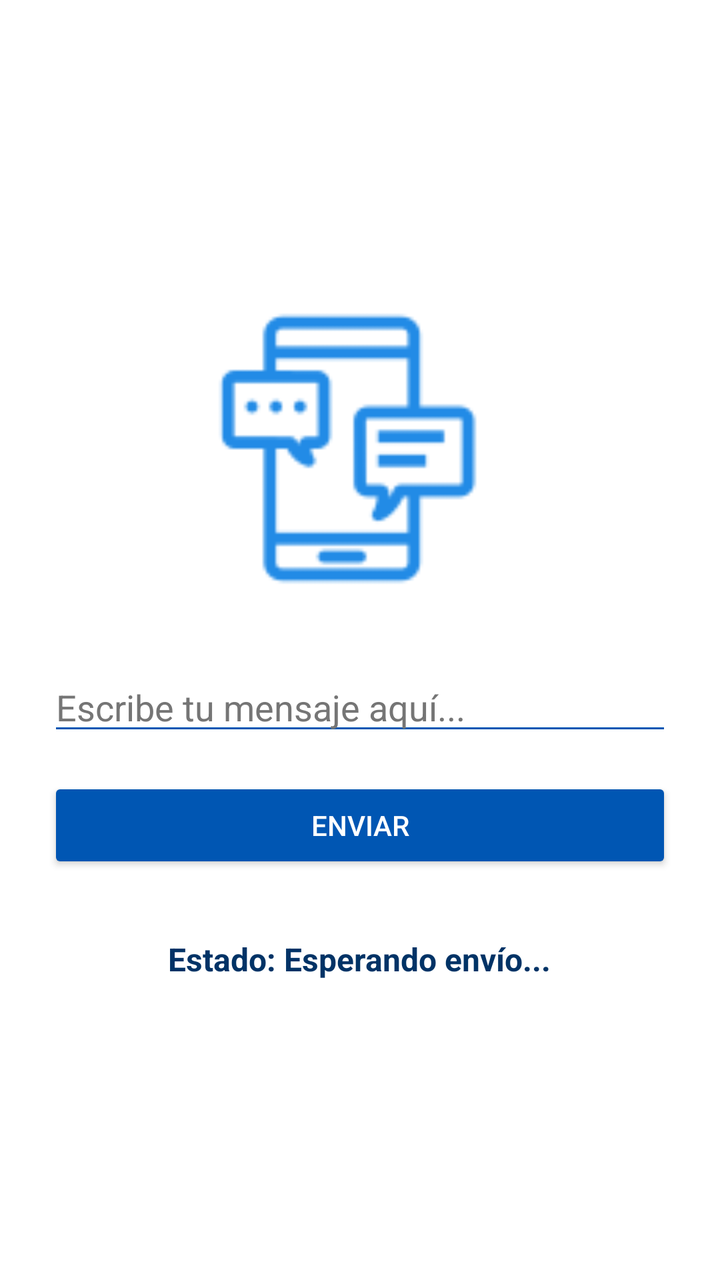
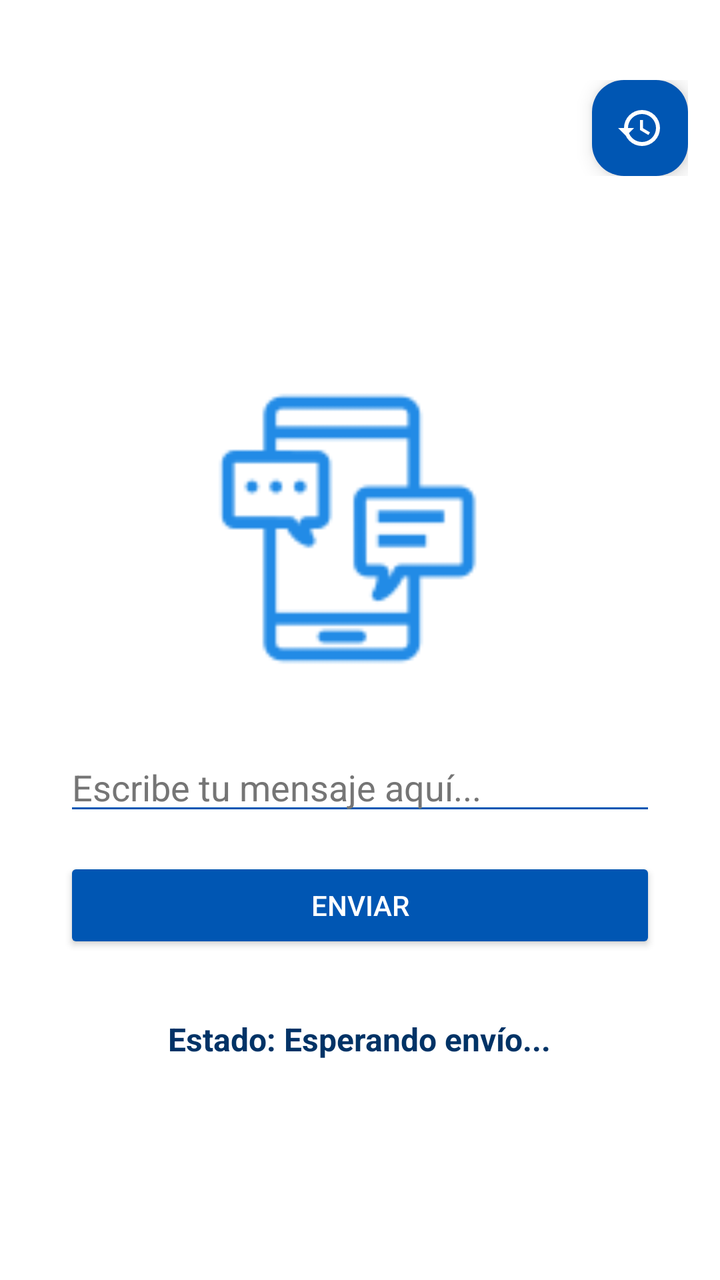

Two renders of the same Android screen: before a commit and after it. Below are the layout's source before the change and the commit's diff.
<!-- AndroidManifest.xml: application theme Theme.HolaIUDigital -->
<!-- res/layout/activity_main.xml -->
<?xml version="1.0" encoding="utf-8"?>
<LinearLayout xmlns:android="http://schemas.android.com/apk/res/android"
    xmlns:tools="http://schemas.android.com/tools"
    android:id="@+id/main"
    android:layout_width="match_parent"
    android:layout_height="match_parent"
    android:background="@color/white"
    android:gravity="center"
    android:orientation="vertical"
    android:padding="24dp"
    tools:context=".MainActivity">

    
    <ImageView
        android:id="@+id/ivLogoMain"
        android:layout_width="150dp"
        android:layout_height="150dp"
        android:layout_gravity="center_horizontal"
        android:layout_marginBottom="32dp"
        android:contentDescription="@string/cd_logo_main"
        android:scaleType="fitCenter"
        android:src="@drawable/ic_logo_main" />

    
    <EditText
        android:id="@+id/etMensaje"
        android:layout_width="match_parent"
        android:layout_height="wrap_content"
        android:layout_marginBottom="16dp"
        android:backgroundTint="@color/blue_primary"
        android:hint="@string/hint_escribe_mensaje"
        android:importantForAutofill="no"
        android:inputType="textMultiLine"
        android:maxLines="3"
        android:textColor="@color/black"
        android:textColorHint="@color/gray_hint" />

    
    <Button
        android:id="@+id/btnEnviar"
        android:layout_width="match_parent"
        android:layout_height="wrap_content"
        android:layout_marginBottom="32dp"
        android:backgroundTint="@color/blue_primary"
        android:text="@string/btn_enviar"
        android:textColor="@color/white" />

    
    <TextView
        android:id="@+id/tvEstado"
        android:layout_width="wrap_content"
        android:layout_height="wrap_content"
        android:text="@string/tv_estado_inicial"
        android:textColor="@color/dark_blue"
        android:textSize="16sp"
        android:textStyle="bold" />

</LinearLayout>
<!-- resources referenced by this layout -->
<resources>
  <color name="black">#000000</color>
  <color name="blue_primary">#0056B3</color>
  <color name="dark_blue">#003366</color>
  <color name="gray_hint">#757575</color>
  <color name="white">#FFFFFF</color>
  <!-- drawable ic_logo_main: png bitmap (drawable, 1920 bytes) -->
  <string name="btn_enviar">Enviar</string>
  <string name="cd_logo_main">Logo del sistema de mensajería principal</string>
  <string name="hint_escribe_mensaje">Escribe tu mensaje aquí...</string>
  <string name="tv_estado_inicial">Estado: Esperando envío...</string>
  <style name="Theme.HolaIUDigital" parent="Base.Theme.HolaIUDigital" />
  <style name="Base.Theme.HolaIUDigital" parent="Theme.Material3.DayNight.NoActionBar">
          
          
      </style>
</resources>

<!-- the commit's change to res/layout/activity_main.xml (unified diff, before → after) -->
@@ -1,58 +1,89 @@
 <?xml version="1.0" encoding="utf-8"?>
 <LinearLayout xmlns:android="http://schemas.android.com/apk/res/android"
+    xmlns:app="http://schemas.android.com/apk/res-auto"
     xmlns:tools="http://schemas.android.com/tools"
     android:id="@+id/main"
     android:layout_width="match_parent"
     android:layout_height="match_parent"
     android:background="@color/white"
-    android:gravity="center"
     android:orientation="vertical"
-    android:padding="24dp"
+    android:padding="16dp"
     tools:context=".MainActivity">
 
     
-    <ImageView
-        android:id="@+id/ivLogoMain"
-        android:layout_width="150dp"
-        android:layout_height="150dp"
-        android:layout_gravity="center_horizontal"
-        android:layout_marginBottom="32dp"
-        android:contentDescription="@string/cd_logo_main"
-        android:scaleType="fitCenter"
-        android:src="@drawable/ic_logo_main" />
+    <FrameLayout
+        android:layout_width="match_parent"
+        android:layout_height="wrap_content"
+        android:layout_marginTop="24dp"
+        android:layout_marginBottom="8dp">
+
+        <com.google.android.material.floatingactionbutton.FloatingActionButton
+            android:id="@+id/btnHistorial"
+            android:layout_width="wrap_content"
+            android:layout_height="wrap_content"
+            android:layout_gravity="end|center_vertical"
+            android:contentDescription="@string/cd_btn_historial"
+            android:src="@drawable/ic_historial"
+            app:backgroundTint="@color/blue_primary"
+            app:fabCustomSize="48dp"
+            app:tint="@color/white" />
+
+    </FrameLayout>
 
     
-    <EditText
-        android:id="@+id/etMensaje"
+    <LinearLayout
         android:layout_width="match_parent"
-        android:layout_height="wrap_content"
-        android:layout_marginBottom="16dp"
-        android:backgroundTint="@color/blue_primary"
-        android:hint="@string/hint_escribe_mensaje"
-        android:importantForAutofill="no"
-        android:inputType="textMultiLine"
-        android:maxLines="3"
-        android:textColor="@color/black"
-        android:textColorHint="@color/gray_hint" />
+        android:layout_height="0dp"
+        android:layout_weight="1"
+        android:gravity="center"
+        android:orientation="vertical"
+        android:paddingHorizontal="16dp">
 
-    
-    <Button
-        android:id="@+id/btnEnviar"
-        android:layout_width="match_parent"
-        android:layout_height="wrap_content"
-        android:layout_marginBottom="32dp"
-        android:backgroundTint="@color/blue_primary"
-        android:text="@string/btn_enviar"
-        android:textColor="@color/white" />
+        
+        <ImageView
+            android:id="@+id/ivLogoMain"
+            android:layout_width="150dp"
+            android:layout_height="150dp"
+            android:layout_gravity="center_horizontal"
+            android:layout_marginBottom="32dp"
+            android:contentDescription="@string/cd_logo_main"
+            android:scaleType="fitCenter"
+            android:src="@drawable/ic_logo_main" />
 
-    
-    <TextView
-        android:id="@+id/tvEstado"
-        android:layout_width="wrap_content"
-        android:layout_height="wrap_content"
-        android:text="@string/tv_estado_inicial"
-        android:textColor="@color/dark_blue"
-        android:textSize="16sp"
-        android:textStyle="bold" />
+        
+        <EditText
+            android:id="@+id/etMensaje"
+            android:layout_width="match_parent"
+            android:layout_height="wrap_content"
+            android:layout_marginBottom="16dp"
+            android:backgroundTint="@color/blue_primary"
+            android:hint="@string/hint_escribe_mensaje"
+            android:importantForAutofill="no"
+            android:inputType="textMultiLine"
+            android:maxLines="3"
+            android:textColor="@color/black"
+            android:textColorHint="@color/gray_hint" />
+
+        
+        <Button
+            android:id="@+id/btnEnviar"
+            android:layout_width="match_parent"
+            android:layout_height="wrap_content"
+            android:layout_marginBottom="32dp"
+            android:backgroundTint="@color/blue_primary"
+            android:text="@string/btn_enviar"
+            android:textColor="@color/white" />
+
+        
+        <TextView
+            android:id="@+id/tvEstado"
+            android:layout_width="wrap_content"
+            android:layout_height="wrap_content"
+            android:text="@string/tv_estado_inicial"
+            android:textColor="@color/dark_blue"
+            android:textSize="16sp"
+            android:textStyle="bold" />
+
+    </LinearLayout>
 
 </LinearLayout>
<!-- resource entries referenced after the edit -->
@@ -5,8 +5,20 @@
   <color name="dark_blue">#003366</color>
   <color name="gray_hint">#757575</color>
   <color name="white">#FFFFFF</color>
+  <!-- drawable ic_historial (drawable) -->
+  <?xml version="1.0" encoding="utf-8"?>
+  <vector xmlns:android="http://schemas.android.com/apk/res/android"
+      android:width="24dp"
+      android:height="24dp"
+      android:viewportWidth="24"
+      android:viewportHeight="24">
+      <path
+          android:fillColor="@color/white"
+          android:pathData="M13,3 A9,9 0 0,0 4,12 L1,12 L4.89,15.89 L5,16 L9,12 L6,12 A7,7 0 1,1 13,19 A7,7 0 0,1 6,12 L4,12 A9,9 0 1,0 13,3 Z M12,8 L12,13 L16.2,15.5 L17,14.2 L13.5,12.1 L13.5,8 L12,8 Z"/>
+  </vector>
   <!-- drawable ic_logo_main: png bitmap (drawable, 1920 bytes) -->
   <string name="btn_enviar">Enviar</string>
+  <string name="cd_btn_historial">Abrir historial de mensajes</string>
   <string name="cd_logo_main">Logo del sistema de mensajería principal</string>
   <string name="hint_escribe_mensaje">Escribe tu mensaje aquí...</string>
   <string name="tv_estado_inicial">Estado: Esperando envío...</string>
